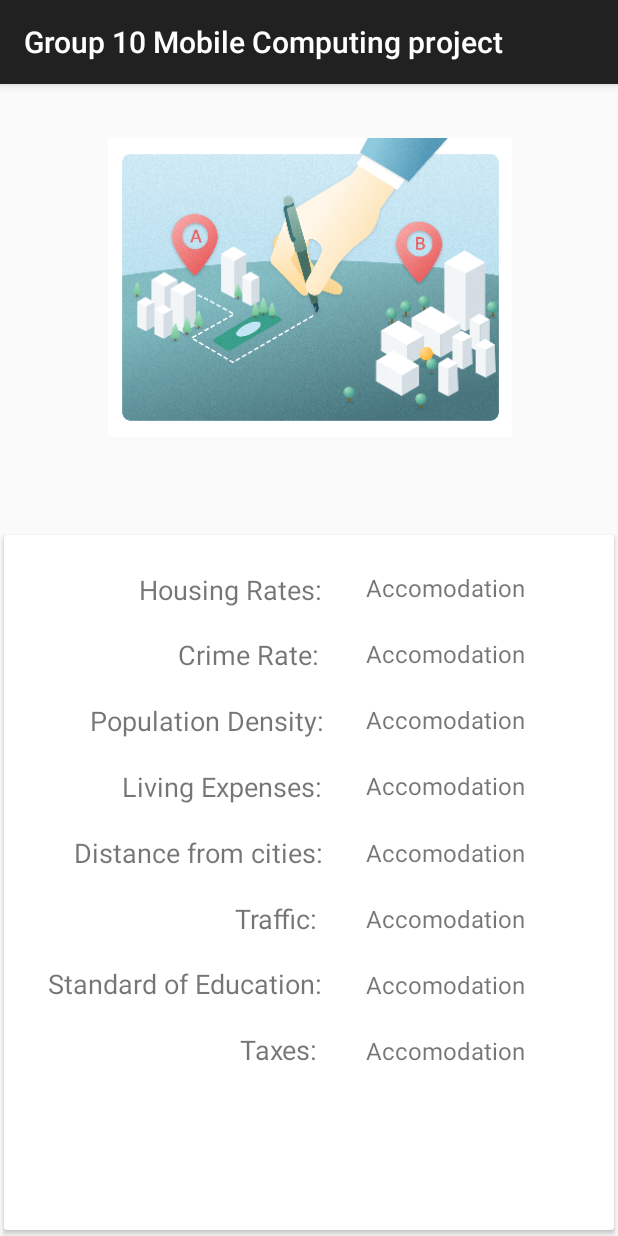
After one commit to chinmaymk23/LiveIdeal, an Android app: the place2details screen opened directly, with no data from a screen before it, on a phone screen of 412 x 824 dp. The commit adds this screen. Run offline under Robolectric (Android 15) with nearby library versions, the phone set to English and light mode, and no system bars; 9 statements that could not run were skipped.

Commit message:
Relocation Final

```diff
--- a/app/src/main/AndroidManifest.xml
+++ b/app/src/main/AndroidManifest.xml
@@ -10,7 +10,8 @@
         android:icon="@drawable/app_icon"
         android:label="Group 10 Mobile Computing project"
         android:theme="@style/AppTheme">
-        <activity android:name=".RecommendationActivity"></activity>
+        <activity android:name=".place2details"></activity>
+        <activity android:name=".RecommendationActivity" />
         <activity
             android:name=".FeedbackActivity"
             android:theme="@android:style/Theme.Holo.Dialog" />
--- a/app/src/main/java/com/sourcey/relocator/LocationActivity.java
+++ b/app/src/main/java/com/sourcey/relocator/LocationActivity.java
@@ -79,16 +79,28 @@ public class LocationActivity extends AppCompatActivity {
 
     private void handleCity1Click() {
         System.out.println(city1Json);
+        if(locationType == "vacation") {
             Intent intent = new Intent(LocationActivity.this, place_details.class);
-        intent.putExtra("jsonResponse",city1Json.toString());
+            intent.putExtra("jsonResponse", city1Json.toString());
             startActivity(intent);
+        }else{
+            Intent intent = new Intent(LocationActivity.this, place2details.class);
+            intent.putExtra("jsonResponse", city1Json.toString());
+            startActivity(intent);
+        }
     }
 
     private void handleSecondCityClick() {
         System.out.println(city2Json);
+        if(locationType == "vacation") {
             Intent intent = new Intent(LocationActivity.this, place_details.class);
-        intent.putExtra("jsonResponse",city2Json.toString());
+            intent.putExtra("jsonResponse", city2Json.toString());
             startActivity(intent);
+        }else{
+            Intent intent = new Intent(LocationActivity.this, place2details.class);
+            intent.putExtra("jsonResponse", city2Json.toString());
+            startActivity(intent);
+        }
     }
 
     @Override
@@ -253,9 +265,15 @@ public class LocationActivity extends AppCompatActivity {
 
     private void onTaskSuccess(String jsonResponse){
         Toast.makeText(getBaseContext(), "Task successful", Toast.LENGTH_LONG).show();
+        if(locationType == "vacation") {
             Intent intent = new Intent(this, RecommendationActivity.class);
             intent.putExtra("jsonResponse", jsonResponse);
             startActivity(intent);
+        }else{
+            Intent intent = new Intent(this, RecommendationActivity.class);
+            intent.putExtra("jsonResponse", jsonResponse);
+            startActivity(intent);
+        }
     }
 
     private void onTaskFailed(){
--- a/app/src/main/java/com/sourcey/relocator/RecommendationActivity.java
+++ b/app/src/main/java/com/sourcey/relocator/RecommendationActivity.java
@@ -31,11 +31,13 @@ public class RecommendationActivity extends AppCompatActivity {
 
         Intent intent = getIntent();
         jsonResponse = intent.getStringExtra("jsonResponse");
+
         JSONObject cities;
         try {
             cities= new JSONObject(jsonResponse);
             JSONObject city1Json = cities.getJSONObject("city1");
             JSONObject city2Json = cities.getJSONObject("city2");
+
 
             city1Name.setText(String.valueOf(city1Json.getString("location").charAt(0)).toUpperCase() + city1Json.getString("location").substring(1, city1Json.getString("location").length()));
 
--- /dev/null
+++ b/app/src/main/java/com/sourcey/relocator/place2details.java
@@ -0,0 +1,69 @@
+package com.sourcey.relocator;
+
+import android.content.Intent;
+import android.support.v7.app.AppCompatActivity;
+import android.os.Bundle;
+import android.widget.TextView;
+
+import org.json.JSONException;
+import org.json.JSONObject;
+
+public class place2details extends AppCompatActivity {
+
+    private String jsonResponse;
+    private TextView housing;
+    private TextView transport;
+    private TextView weather;
+    private TextView crime;
+    private TextView population;
+    private TextView expenses;
+    private TextView distCities;
+    private TextView traffic;
+    private TextView education;
+    private TextView taxes;
+
+    @Override
+    protected void onCreate(Bundle savedInstanceState) {
+        super.onCreate(savedInstanceState);
+        setContentView(R.layout.activity_place2details);
+        Intent intent = getIntent();
+        jsonResponse = intent.getStringExtra("jsonResponse");
+        JSONObject cities = null;
+        try{
+            cities = new JSONObject(jsonResponse);
+            System.out.println(cities);
+            housing = findViewById(R.id.housing);
+            housing.setText(cities.getString("rent"));
+
+            //transport = findViewById(R.id.transport);
+            //transport.setText(cities.getJSONArray("access_of_local_transport").toString());
+
+            //weather = findViewById(R.id.weather);
+            //weather.setText(cities.getJSONArray("weather").toString());
+
+            crime = findViewById(R.id.crime);
+            crime.setText(cities.getString("crime_rate"));
+
+            population = findViewById(R.id.population);
+            population.setText(cities.getString("population_density"));
+
+            expenses = findViewById(R.id.expenses);
+            expenses.setText(cities.getString("living_expense"));
+
+            distCities = findViewById(R.id.dist_cities);
+            distCities.setText(cities.getString("dist_cities"));
+
+            traffic = findViewById(R.id.traffic);
+            traffic.setText(cities.getString("traffic"));
+
+            education = findViewById(R.id.education);
+            education.setText(cities.getString("standard_of_education"));
+
+            taxes = findViewById(R.id.taxes);
+            taxes.setText(cities.getString("taxes"));
+
+        }catch (JSONException e){
+            e.printStackTrace();
+        }
+    }
+}
--- /dev/null
+++ b/app/src/main/res/layout/activity_place2details.xml
@@ -0,0 +1,245 @@
+<?xml version="1.0" encoding="utf-8"?>
+<android.support.constraint.ConstraintLayout xmlns:android="http://schemas.android.com/apk/res/android"
+    xmlns:app="http://schemas.android.com/apk/res-auto"
+    xmlns:tools="http://schemas.android.com/tools"
+    android:layout_width="match_parent"
+    android:layout_height="match_parent"
+    tools:context="com.sourcey.relocator.place2details">
+
+    <ImageView
+        android:id="@+id/imageView"
+        android:layout_width="413dp"
+        android:layout_height="199dp"
+        android:src="@drawable/negotiatingrelocation"
+        app:layout_constraintBottom_toTopOf="@+id/cardView2"
+        app:layout_constraintEnd_toEndOf="parent"
+        app:layout_constraintHorizontal_bias="0.0"
+        app:layout_constraintStart_toStartOf="parent"
+        app:layout_constraintTop_toTopOf="parent"
+        app:layout_constraintVertical_bias="0.372" />
+
+    <android.support.v7.widget.CardView
+        android:id="@+id/cardView2"
+        android:layout_width="match_parent"
+        android:layout_height="wrap_content"
+        android:minHeight="300dp"
+        app:cardUseCompatPadding="true"
+        app:layout_constraintBottom_toBottomOf="parent"
+        tools:layout_editor_absoluteX="4dp">
+
+        <android.support.constraint.ConstraintLayout
+            android:layout_width="match_parent"
+            android:layout_height="463dp">
+
+            <TextView
+                android:id="@+id/textView5"
+                android:layout_width="wrap_content"
+                android:layout_height="wrap_content"
+                android:text="Housing Rates:"
+                android:textSize="18dp"
+                app:layout_constraintBottom_toBottomOf="parent"
+                app:layout_constraintEnd_toEndOf="parent"
+                app:layout_constraintHorizontal_bias="0.317"
+                app:layout_constraintStart_toStartOf="parent"
+                app:layout_constraintTop_toTopOf="parent"
+                app:layout_constraintVertical_bias="0.054" />
+
+            <TextView
+                android:id="@+id/housing"
+                android:layout_width="wrap_content"
+                android:layout_height="wrap_content"
+                android:text="Accomodation"
+                android:textSize="16dp"
+                app:layout_constraintBottom_toBottomOf="parent"
+                app:layout_constraintEnd_toEndOf="parent"
+                app:layout_constraintHorizontal_bias="0.803"
+                app:layout_constraintStart_toStartOf="parent"
+                app:layout_constraintTop_toTopOf="parent"
+                app:layout_constraintVertical_bias="0.054" />
+
+            <TextView
+                android:id="@+id/crime"
+                android:layout_width="wrap_content"
+                android:layout_height="wrap_content"
+                android:text="Accomodation"
+                android:textSize="16dp"
+                app:layout_constraintBottom_toBottomOf="parent"
+                app:layout_constraintEnd_toEndOf="parent"
+                app:layout_constraintHorizontal_bias="0.803"
+                app:layout_constraintStart_toStartOf="parent"
+                app:layout_constraintTop_toTopOf="parent"
+                app:layout_constraintVertical_bias="0.154" />
+
+            <TextView
+                android:id="@+id/population"
+                android:layout_width="wrap_content"
+                android:layout_height="wrap_content"
+                android:text="Accomodation"
+                android:textSize="16dp"
+                app:layout_constraintBottom_toBottomOf="parent"
+                app:layout_constraintEnd_toEndOf="parent"
+                app:layout_constraintHorizontal_bias="0.803"
+                app:layout_constraintStart_toStartOf="parent"
+                app:layout_constraintTop_toTopOf="parent"
+                app:layout_constraintVertical_bias="0.254" />
+
+            <TextView
+                android:id="@+id/expenses"
+                android:layout_width="wrap_content"
+                android:layout_height="wrap_content"
+                android:text="Accomodation"
+                android:textSize="16dp"
+                app:layout_constraintBottom_toBottomOf="parent"
+                app:layout_constraintEnd_toEndOf="parent"
+                app:layout_constraintHorizontal_bias="0.803"
+                app:layout_constraintStart_toStartOf="parent"
+                app:layout_constraintTop_toTopOf="parent"
+                app:layout_constraintVertical_bias="0.354" />
+
+            <TextView
+                android:id="@+id/dist_cities"
+                android:layout_width="wrap_content"
+                android:layout_height="wrap_content"
+                android:text="Accomodation"
+                android:textSize="16dp"
+                app:layout_constraintBottom_toBottomOf="parent"
+                app:layout_constraintEnd_toEndOf="parent"
+                app:layout_constraintHorizontal_bias="0.803"
+                app:layout_constraintStart_toStartOf="parent"
+                app:layout_constraintTop_toTopOf="parent"
+                app:layout_constraintVertical_bias="0.454" />
+
+            <TextView
+                android:id="@+id/traffic"
+                android:layout_width="wrap_content"
+                android:layout_height="wrap_content"
+                android:text="Accomodation"
+                android:textSize="16dp"
+                app:layout_constraintBottom_toBottomOf="parent"
+                app:layout_constraintEnd_toEndOf="parent"
+                app:layout_constraintHorizontal_bias="0.803"
+                app:layout_constraintStart_toStartOf="parent"
+                app:layout_constraintTop_toTopOf="parent"
+                app:layout_constraintVertical_bias="0.554" />
+
+            <TextView
+                android:id="@+id/education"
+                android:layout_width="wrap_content"
+                android:layout_height="wrap_content"
+                android:text="Accomodation"
+                android:textSize="16dp"
+                app:layout_constraintBottom_toBottomOf="parent"
+                app:layout_constraintEnd_toEndOf="parent"
+                app:layout_constraintHorizontal_bias="0.803"
+                app:layout_constraintStart_toStartOf="parent"
+                app:layout_constraintTop_toTopOf="parent"
+                app:layout_constraintVertical_bias="0.654" />
+
+            <TextView
+                android:id="@+id/taxes"
+                android:layout_width="wrap_content"
+                android:layout_height="wrap_content"
+                android:text="Accomodation"
+                android:textSize="16dp"
+                app:layout_constraintBottom_toBottomOf="parent"
+                app:layout_constraintEnd_toEndOf="parent"
+                app:layout_constraintHorizontal_bias="0.803"
+                app:layout_constraintStart_toStartOf="parent"
+                app:layout_constraintTop_toTopOf="parent"
+                app:layout_constraintVertical_bias="0.754" />
+
+            <TextView
+                android:id="@+id/textView8"
+                android:layout_width="wrap_content"
+                android:layout_height="wrap_content"
+                android:text="Crime Rate:"
+                android:textSize="18dp"
+                app:layout_constraintBottom_toBottomOf="parent"
+                app:layout_constraintEnd_toEndOf="parent"
+                app:layout_constraintHorizontal_bias="0.372"
+                app:layout_constraintStart_toStartOf="parent"
+                app:layout_constraintTop_toTopOf="parent"
+                app:layout_constraintVertical_bias="0.154" />
+
+            <TextView
+                android:id="@+id/textView9"
+                android:layout_width="wrap_content"
+                android:layout_height="wrap_content"
+                android:text="Population Density:"
+                android:textSize="18dp"
+                app:layout_constraintBottom_toBottomOf="parent"
+                app:layout_constraintEnd_toEndOf="parent"
+                app:layout_constraintHorizontal_bias="0.228"
+                app:layout_constraintStart_toStartOf="parent"
+                app:layout_constraintTop_toTopOf="parent"
+                app:layout_constraintVertical_bias="0.254" />
+
+            <TextView
+                android:id="@+id/textView10"
+                android:layout_width="wrap_content"
+                android:layout_height="wrap_content"
+                android:text="Living Expenses:"
+                android:textSize="18dp"
+                app:layout_constraintBottom_toBottomOf="parent"
+                app:layout_constraintEnd_toEndOf="parent"
+                app:layout_constraintHorizontal_bias="0.287"
+                app:layout_constraintStart_toStartOf="parent"
+                app:layout_constraintTop_toTopOf="parent"
+                app:layout_constraintVertical_bias="0.354" />
+
+            <TextView
+                android:id="@+id/textView11"
+                android:layout_width="wrap_content"
+                android:layout_height="wrap_content"
+                android:text="Distance from cities:"
+                android:textSize="18dp"
+                app:layout_constraintBottom_toBottomOf="parent"
+                app:layout_constraintEnd_toEndOf="parent"
+                app:layout_constraintHorizontal_bias="0.193"
+                app:layout_constraintStart_toStartOf="parent"
+                app:layout_constraintTop_toTopOf="parent"
+                app:layout_constraintVertical_bias="0.454" />
+
+            <TextView
+                android:id="@+id/textView12"
+                android:layout_width="wrap_content"
+                android:layout_height="wrap_content"
+                android:text="Traffic:"
+                android:textSize="18dp"
+                app:layout_constraintBottom_toBottomOf="parent"
+                app:layout_constraintEnd_toEndOf="parent"
+                app:layout_constraintHorizontal_bias="0.438"
+                app:layout_constraintStart_toStartOf="parent"
+                app:layout_constraintTop_toTopOf="parent"
+                app:layout_constraintVertical_bias="0.554" />
+
+            <TextView
+                android:id="@+id/textView13"
+                android:layout_width="wrap_content"
+                android:layout_height="wrap_content"
+                android:text="Standard of Education:"
+                android:textSize="18dp"
+                app:layout_constraintBottom_toBottomOf="parent"
+                app:layout_constraintEnd_toEndOf="parent"
+                app:layout_constraintHorizontal_bias="0.132"
+                app:layout_constraintStart_toStartOf="parent"
+                app:layout_constraintTop_toTopOf="parent"
+                app:layout_constraintVertical_bias="0.654" />
+
+            <TextView
+                android:id="@+id/textView14"
+                android:layout_width="wrap_content"
+                android:layout_height="wrap_content"
+                android:text="Taxes:"
+                android:textSize="18dp"
+                app:layout_constraintBottom_toBottomOf="parent"
+                app:layout_constraintEnd_toEndOf="parent"
+                app:layout_constraintHorizontal_bias="0.443"
+                app:layout_constraintStart_toStartOf="parent"
+                app:layout_constraintTop_toTopOf="parent"
+                app:layout_constraintVertical_bias="0.754" />
+        </android.support.constraint.ConstraintLayout>
+
+
+    </android.support.v7.widget.CardView>
+</android.support.constraint.ConstraintLayout>
```
Lines whose indentation alone changed are shown as unchanged.
